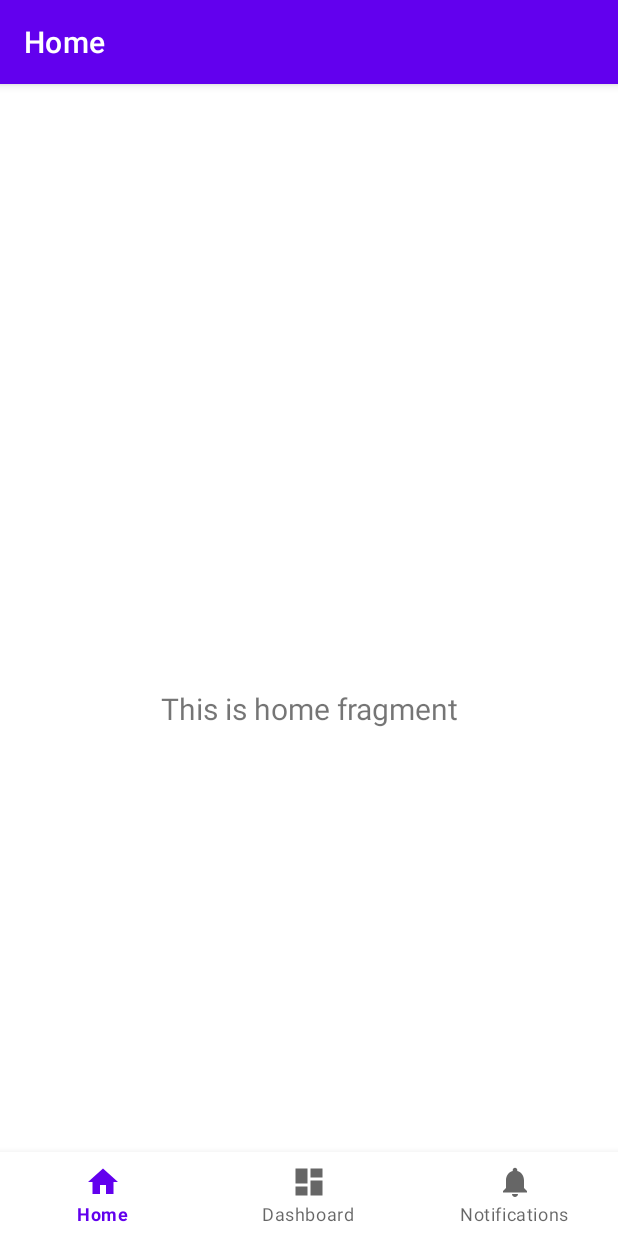
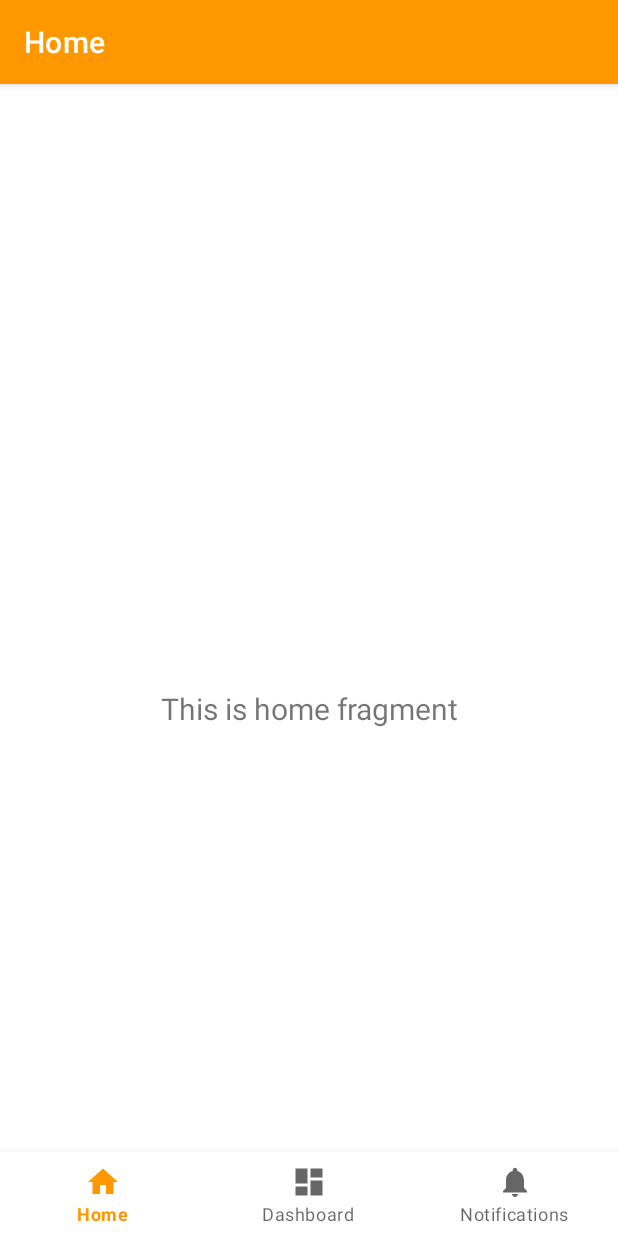
Before and after one commit to Bl4nc018/SaborExpress, an Android app: the screen it shows after launch (MainActivity), on a phone screen of 412 x 824 dp. Run offline under Robolectric (Android 15) with nearby library versions, the phone set to English and light mode, and no system bars; our stand-ins replace navigation-ui.

Commit message:
Agregados los colores y editados los temas según la paleta de la aplicación.

```diff
--- a/SaborExpress_App/app/src/main/res/values-night/themes.xml
+++ b/SaborExpress_App/app/src/main/res/values-night/themes.xml
@@ -1,16 +1,15 @@
 <resources xmlns:tools="http://schemas.android.com/tools">
-    <!-- Base application theme. -->
+    <!-- Base application theme for Night mode -->
     <style name="Theme.SaborExpress" parent="Theme.MaterialComponents.DayNight.DarkActionBar">
         <!-- Primary brand color. -->
-        <item name="colorPrimary">@color/purple_200</item>
-        <item name="colorPrimaryVariant">@color/purple_700</item>
-        <item name="colorOnPrimary">@color/black</item>
+        <item name="colorPrimary">@color/orange_500</item> <!-- Naranja principal -->
+        <item name="colorPrimaryVariant">@color/orange_700</item> <!-- Naranja oscuro -->
+        <item name="colorOnPrimary">@color/white</item> <!-- Blanco para texto sobre naranja -->
         <!-- Secondary brand color. -->
-        <item name="colorSecondary">@color/teal_200</item>
-        <item name="colorSecondaryVariant">@color/teal_200</item>
-        <item name="colorOnSecondary">@color/black</item>
+        <item name="colorSecondary">@color/gray_200</item> <!-- Gris claro para contraste secundario -->
+        <item name="colorSecondaryVariant">@color/gray_700</item> <!-- Gris oscuro para variantes secundarias -->
+        <item name="colorOnSecondary">@color/black</item> <!-- Negro para texto sobre gris -->
         <!-- Status bar color. -->
-        <item name="android:statusBarColor">?attr/colorPrimaryVariant</item>
-        <!-- Customize your theme here. -->
+        <item name="android:statusBarColor">@color/orange_700</item> <!-- Usando el naranja oscuro para la barra de estado -->
     </style>
 </resources>
--- a/SaborExpress_App/app/src/main/res/values/colors.xml
+++ b/SaborExpress_App/app/src/main/res/values/colors.xml
@@ -1,10 +1,10 @@
 <?xml version="1.0" encoding="utf-8"?>
 <resources>
-    <color name="purple_200">#FFBB86FC</color>
-    <color name="purple_500">#FF6200EE</color>
-    <color name="purple_700">#FF3700B3</color>
-    <color name="teal_200">#FF03DAC5</color>
-    <color name="teal_700">#FF018786</color>
-    <color name="black">#FF000000</color>
-    <color name="white">#FFFFFFFF</color>
+    <color name="orange_200">#FFE0B2</color> <!-- Naranja claro -->
+    <color name="orange_500">#FF9800</color> <!-- Naranja principal -->
+    <color name="orange_700">#EF6C00</color> <!-- Naranja oscuro -->
+    <color name="gray_200">#BDBDBD</color>   <!-- Gris para contraste -->
+    <color name="gray_700">#424242</color>   <!-- Gris oscuro -->
+    <color name="black">#FF000000</color>    <!-- Negro -->
+    <color name="white">#FFFFFFFF</color>    <!-- Blanco -->
 </resources>
--- a/SaborExpress_App/app/src/main/res/values/themes.xml
+++ b/SaborExpress_App/app/src/main/res/values/themes.xml
@@ -2,15 +2,14 @@
     <!-- Base application theme. -->
     <style name="Theme.SaborExpress" parent="Theme.MaterialComponents.DayNight.DarkActionBar">
         <!-- Primary brand color. -->
-        <item name="colorPrimary">@color/purple_500</item>
-        <item name="colorPrimaryVariant">@color/purple_700</item>
+        <item name="colorPrimary">@color/orange_500</item>
+        <item name="colorPrimaryVariant">@color/orange_700</item>
         <item name="colorOnPrimary">@color/white</item>
         <!-- Secondary brand color. -->
-        <item name="colorSecondary">@color/teal_200</item>
-        <item name="colorSecondaryVariant">@color/teal_700</item>
+        <item name="colorSecondary">@color/gray_200</item>
+        <item name="colorSecondaryVariant">@color/gray_700</item>
         <item name="colorOnSecondary">@color/black</item>
         <!-- Status bar color. -->
         <item name="android:statusBarColor">?attr/colorPrimaryVariant</item>
-        <!-- Customize your theme here. -->
     </style>
 </resources>
```
